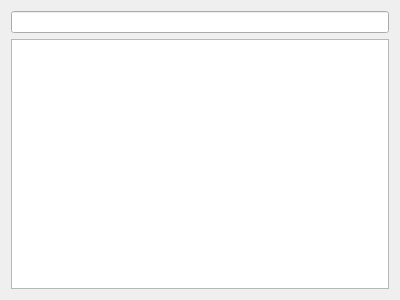
First picture: the form in search.ui, repository igorribeiroduarte/Playlist-QT, before the edit.
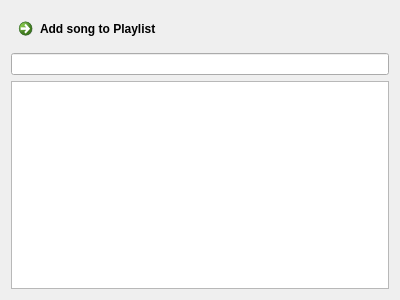
Second picture: the form after the edit.

Commit message: Add search music dialog

```diff
--- a/search.ui
+++ b/search.ui
@@ -14,6 +14,13 @@
    <string>Form</string>
   </property>
   <layout class="QVBoxLayout" name="verticalLayout">
+   <item>
+    <widget class="QCommandLinkButton" name="commandLinkButton">
+     <property name="text">
+      <string>Add song to Playlist</string>
+     </property>
+    </widget>
+   </item>
    <item>
     <widget class="QLineEdit" name="lineEdit"/>
    </item>
```
The commit also changes 4 other files.
